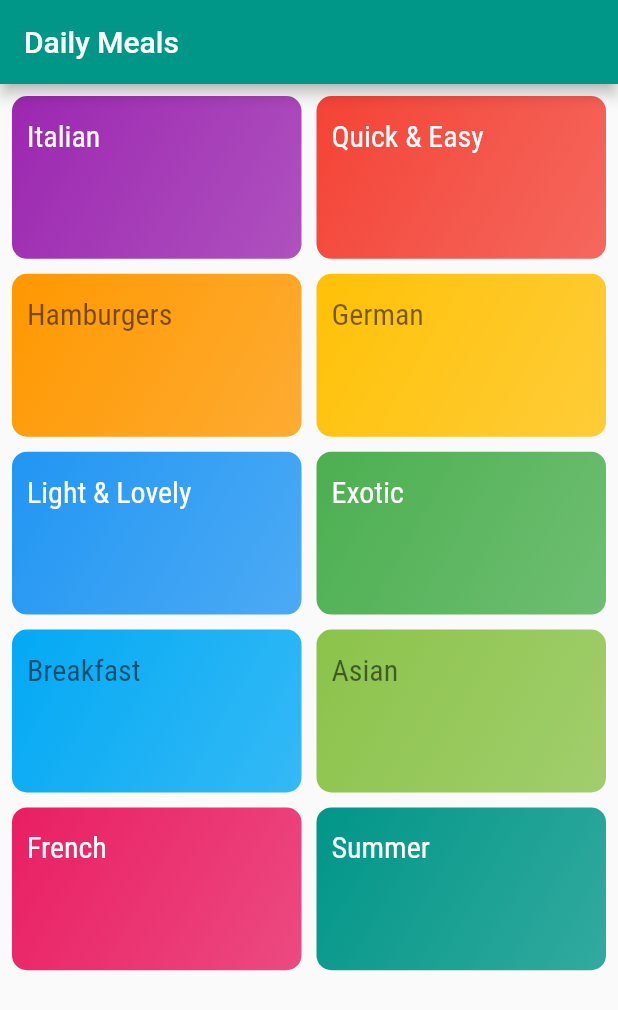
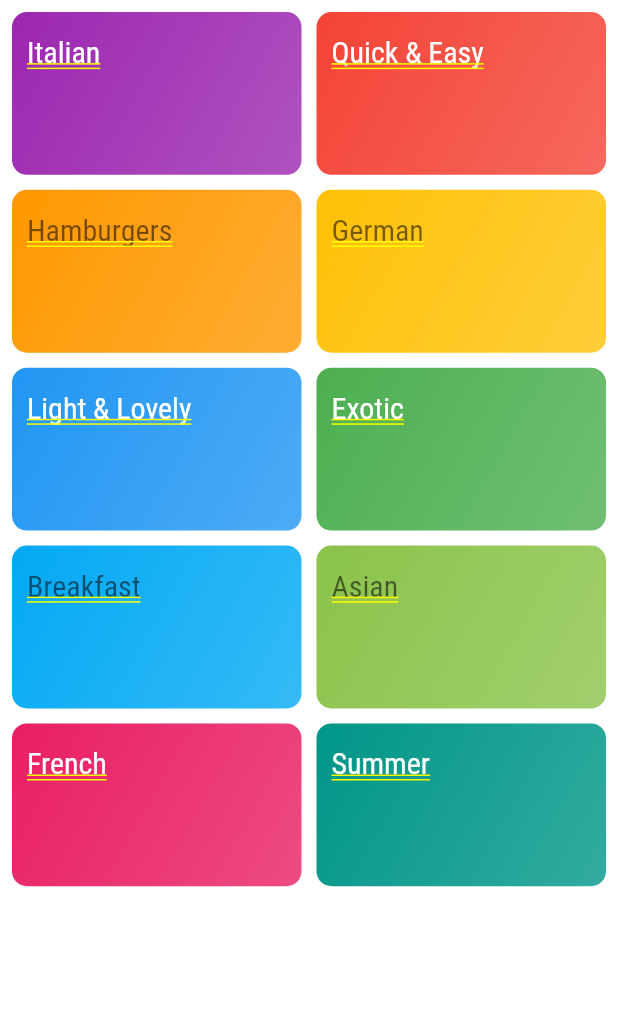
Before and after one commit to GargNishant/MealsApp, a Flutter app: the screen it shows after launch, on a phone screen of 412 x 824 dp. Shown: the top 1010 px of the screen. Run offline on Flutter 3.47's test engine with Material 2 defaults, Android fonts, the phone set to English and light mode, and no system bars.

Commit message:
-(category_route.dart) removed Scaffold

```diff
--- a/lib/category/category_route.dart
+++ b/lib/category/category_route.dart
@@ -5,11 +5,7 @@ import 'package:mealsapp/dummy_data.dart';
 class CategoryRoute extends StatelessWidget {
   @override
   Widget build(BuildContext context) {
-    return Scaffold(
-      appBar: AppBar(
-        title: const Text("Daily Meals"),
-      ),
-      body: GridView.builder(
+    return GridView.builder(
         padding: const EdgeInsets.all(8.0),
         gridDelegate: SliverGridDelegateWithMaxCrossAxisExtent(
           maxCrossAxisExtent: 200,
@@ -20,7 +16,6 @@ class CategoryRoute extends StatelessWidget {
         itemCount: DUMMY_CATEGORIES.length,
         itemBuilder: (context, index) =>
             CategoryWidget(DUMMY_CATEGORIES[index]),
-      ),
     );
   }
 }
```
